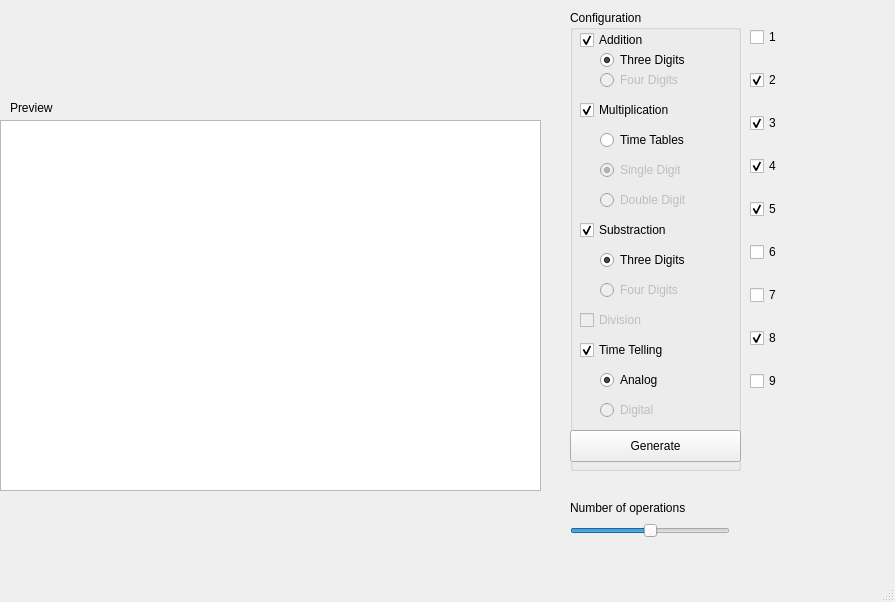
Old version of the form ui/multui.ui in the repository miguelgarciaarribas/multroaster.
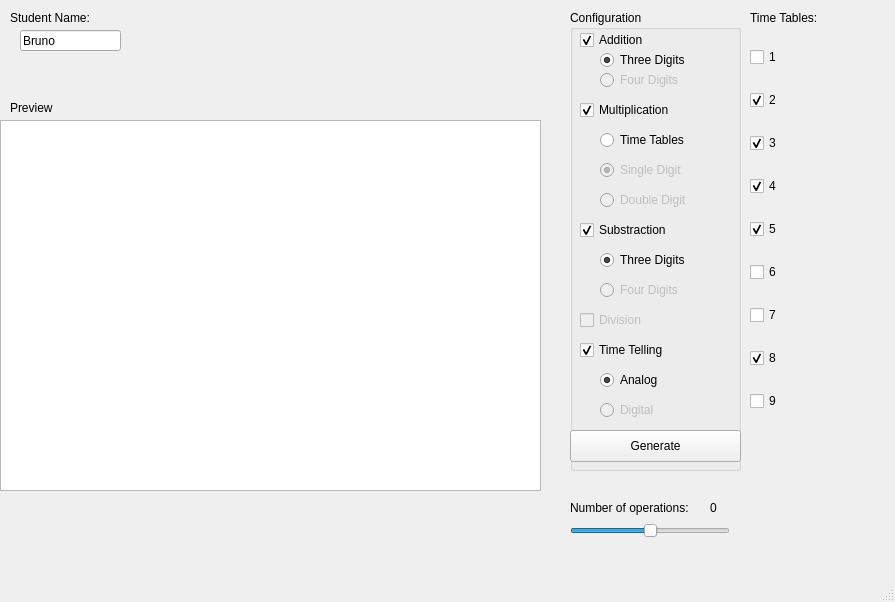
New version of the form.

Commit message: A few more UI tweaks:  Display the number of operations in the slider  Add a new field to configure the student name

Diff of the .ui file:
```diff
--- a/ui/multui.ui
+++ b/ui/multui.ui
@@ -320,7 +320,7 @@
     <property name="geometry">
      <rect>
       <x>750</x>
-      <y>10</y>
+      <y>30</y>
       <width>41</width>
       <height>401</height>
      </rect>
@@ -460,7 +460,59 @@
      </rect>
     </property>
     <property name="text">
-     <string>Number of operations</string>
+     <string>Number of operations:</string>
+    </property>
+   </widget>
+   <widget class="QLabel" name="operationCount">
+    <property name="geometry">
+     <rect>
+      <x>710</x>
+      <y>500</y>
+      <width>60</width>
+      <height>16</height>
+     </rect>
+    </property>
+    <property name="text">
+     <string>0</string>
+    </property>
+   </widget>
+   <widget class="QLabel" name="label_3">
+    <property name="geometry">
+     <rect>
+      <x>750</x>
+      <y>10</y>
+      <width>81</width>
+      <height>16</height>
+     </rect>
+    </property>
+    <property name="text">
+     <string>Time Tables:</string>
+    </property>
+   </widget>
+   <widget class="QLineEdit" name="studentName">
+    <property name="geometry">
+     <rect>
+      <x>20</x>
+      <y>30</y>
+      <width>101</width>
+      <height>21</height>
+     </rect>
+    </property>
+    <property name="text">
+     <string>Bruno</string>
+    </property>
+   </widget>
+   <widget class="QLabel" name="label_4">
+    <property name="geometry">
+     <rect>
+      <x>10</x>
+      <y>10</y>
+      <width>91</width>
+      <height>16</height>
+     </rect>
+    </property>
+    <property name="text">
+     <string>Student Name:</string>
     </property>
    </widget>
   </widget>
```
The commit also changes 5 other files.
